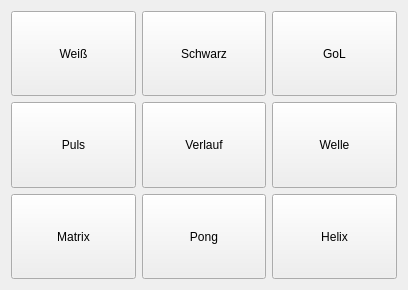
Old version of the form Software/qlocktoo/demo/demo.ui in the repository tfeldmann/QlockToo.
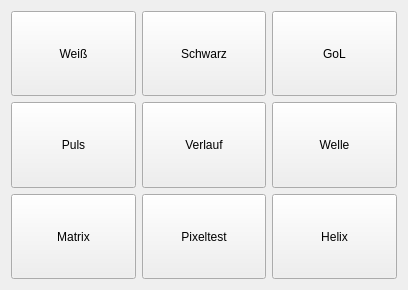
New version of the form. Icons and pictures are not drawn.

What changed in the file:
```diff
--- a/Software/qlocktoo/demo/demo.ui
+++ b/Software/qlocktoo/demo/demo.ui
@@ -128,7 +128,7 @@
       <enum>Qt::ClickFocus</enum>
      </property>
      <property name="text">
-      <string>Pong</string>
+      <string>Pixeltest</string>
      </property>
      <property name="icon">
       <iconset resource="../assets/assets.qrc">
```
Left out of the diff: 2 changed lines with no effect on the pictures.
